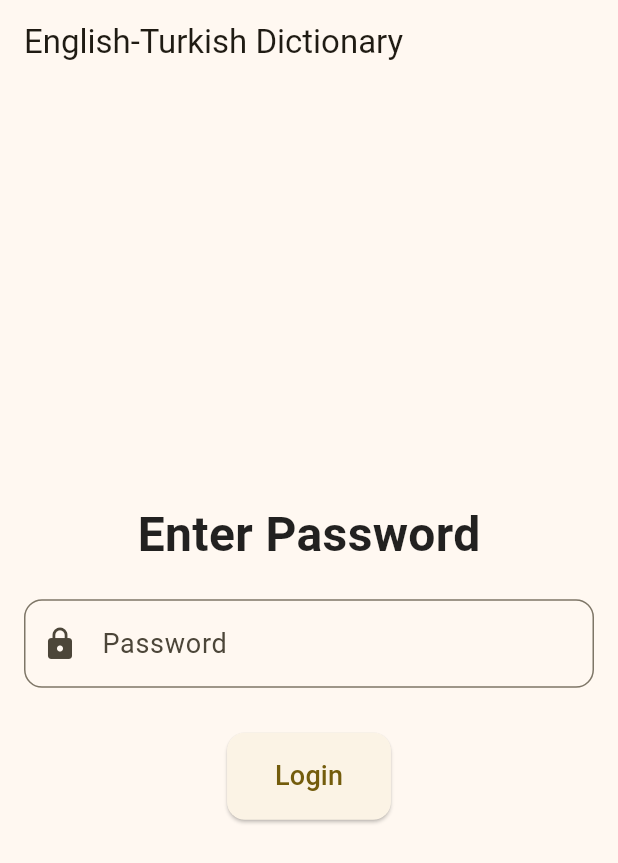
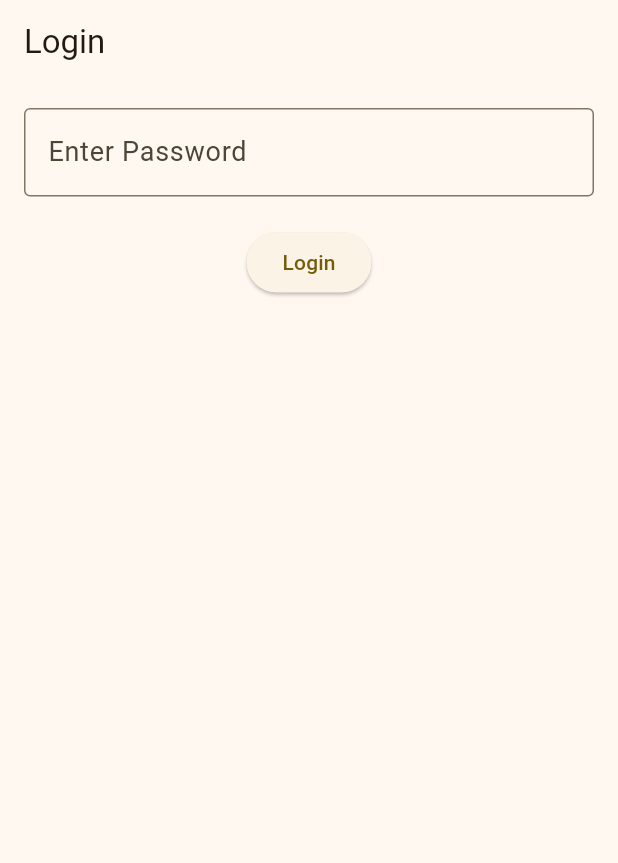
Before and after one commit to Humayun-glitch/ENG-TUR-DICT, a Flutter app: the screen it shows after launch, after a tap on "Set Password", on a phone screen of 412 x 824 dp. Shown: the top 863 px of the screen. Run offline on Flutter 3.47's test engine with Material 3 defaults, Android fonts, the phone set to English and light mode, and no system bars; our stand-ins replace image_picker, shared_preferences, sqflite, sqflite_common_ffi; accounts and stored records are empty.

Commit message:
changes made to the UI

```diff
--- a/bilingualbridge/lib/screens/login_screen.dart
+++ b/bilingualbridge/lib/screens/login_screen.dart
@@ -11,74 +11,41 @@ class LoginScreen extends StatefulWidget {
 }
 
 class _LoginScreenState extends State<LoginScreen> {
-  final _passwordController = TextEditingController();
+  final TextEditingController _passwordController = TextEditingController();
 
   Future<void> _login() async {
     final prefs = await SharedPreferences.getInstance();
-    final storedPassword = prefs.getString('password');
-
-    if (_passwordController.text == storedPassword) {
-      Navigator.of(context).pushReplacementNamed('/home');
+    final password = prefs.getString('password');
+    if (_passwordController.text == password) {
+      Navigator.pushReplacementNamed(context, '/home');
     } else {
-      showDialog(
-        context: context,
-        builder: (context) => AlertDialog(
-          title: const Text('Error'),
-          content: const Text('Incorrect password!'),
-          actions: [
-            TextButton(
-              onPressed: () => Navigator.of(context).pop(),
-              child: const Text('OK'),
-            ),
-          ],
-        ),
-      );
+      ScaffoldMessenger.of(context)
+          .showSnackBar(const SnackBar(content: Text('Incorrect Password')));
     }
   }
 
   @override
   Widget build(BuildContext context) {
     return Scaffold(
-      appBar: AppBar(title: const Text('English-Turkish Dictionary')),
-      body: Center(
-        child: SingleChildScrollView(
+      appBar: AppBar(title: const Text('Login')),
+      body: Padding(
         padding: const EdgeInsets.all(16.0),
         child: Column(
-            mainAxisAlignment: MainAxisAlignment.center,
           children: [
-              const Text(
-                'Enter Password',
-                style: TextStyle(fontSize: 32, fontWeight: FontWeight.bold),
+            TextField(
+              controller: _passwordController,
+              decoration: const InputDecoration(
+                labelText: 'Enter Password',
+                border: OutlineInputBorder(),
+              ),
+              obscureText: true,
             ),
             const SizedBox(height: 20),
-              TextField(
-                controller: _passwordController,
-                obscureText: true,
-                decoration: InputDecoration(
-                  labelText: 'Password',
-                  border: OutlineInputBorder(
-                    borderRadius: BorderRadius.circular(12.0),
-                  ),
-                  prefixIcon: const Icon(Icons.lock),
-                ),
-              ),
-              const SizedBox(height: 30),
             ElevatedButton(
               onPressed: _login,
-                style: ElevatedButton.styleFrom(
-                  padding: const EdgeInsets.symmetric(
-                      vertical: 16.0, horizontal: 32.0),
-                  shape: RoundedRectangleBorder(
-                    borderRadius: BorderRadius.circular(12.0),
-                  ),
-                ),
-                child: const Text(
-                  'Login',
-                  style: TextStyle(fontSize: 18),
-                ),
+              child: const Text('Login'),
             ),
           ],
-          ),
         ),
       ),
     );
--- a/bilingualbridge/lib/screens/set_password_screen.dart
+++ b/bilingualbridge/lib/screens/set_password_screen.dart
@@ -11,86 +11,36 @@ class SetPasswordScreen extends StatefulWidget {
 }
 
 class _SetPasswordScreenState extends State<SetPasswordScreen> {
-  final _passwordController = TextEditingController();
-  final _confirmPasswordController = TextEditingController();
+  final TextEditingController _passwordController = TextEditingController();
 
   Future<void> _setPassword() async {
-    if (_passwordController.text == _confirmPasswordController.text) {
     final prefs = await SharedPreferences.getInstance();
     await prefs.setString('password', _passwordController.text);
-      Navigator.of(context).pushReplacementNamed('/login');
-    } else {
-      showDialog(
-        context: context,
-        builder: (context) => AlertDialog(
-          title: const Text('Error'),
-          content: const Text('Passwords do not match!'),
-          actions: [
-            TextButton(
-              onPressed: () => Navigator.of(context).pop(),
-              child: const Text('OK'),
-            ),
-          ],
-        ),
-      );
-    }
+    Navigator.pushReplacementNamed(context, '/login');
   }
 
   @override
   Widget build(BuildContext context) {
     return Scaffold(
-      appBar: AppBar(title: const Text('English-Turkish Dictionary')),
-      body: Center(
-        child: SingleChildScrollView(
+      appBar: AppBar(title: const Text('Set Password')),
+      body: Padding(
         padding: const EdgeInsets.all(16.0),
         child: Column(
-            mainAxisAlignment: MainAxisAlignment.center,
           children: [
-              const Text(
-                'Set a Password',
-                style: TextStyle(fontSize: 32, fontWeight: FontWeight.bold),
+            TextField(
+              controller: _passwordController,
+              decoration: const InputDecoration(
+                labelText: 'Enter Password',
+                border: OutlineInputBorder(),
+              ),
+              obscureText: true,
             ),
             const SizedBox(height: 20),
-              TextField(
-                controller: _passwordController,
-                obscureText: true,
-                decoration: InputDecoration(
-                  labelText: 'Password',
-                  border: OutlineInputBorder(
-                    borderRadius: BorderRadius.circular(12.0),
-                  ),
-                  prefixIcon: const Icon(Icons.lock),
-                ),
-              ),
-              const SizedBox(height: 20),
-              TextField(
-                controller: _confirmPasswordController,
-                obscureText: true,
-                decoration: InputDecoration(
-                  labelText: 'Confirm Password',
-                  border: OutlineInputBorder(
-                    borderRadius: BorderRadius.circular(12.0),
-                  ),
-                  prefixIcon: const Icon(Icons.lock_outline),
-                ),
-              ),
-              const SizedBox(height: 30),
             ElevatedButton(
               onPressed: _setPassword,
-                style: ElevatedButton.styleFrom(
-                  padding: const EdgeInsets.symmetric(
-                      vertical: 16.0, horizontal: 32.0),
-                  shape: RoundedRectangleBorder(
-                    borderRadius: BorderRadius.circular(12.0),
-                  ),
-                ),
-                child: const Text(
-                  'Set Password',
-                  style: TextStyle(fontSize: 18),
-                ),
+              child: const Text('Set Password'),
             ),
           ],
-          ),
         ),
       ),
     );
```
Also changed, not shown: bilingualbridge/lib/database_helper.dart (+27 -44 lines), bilingualbridge/lib/screens/view_words_screen.dart (+39 -40 lines). Lines whose indentation alone changed are shown as unchanged.
